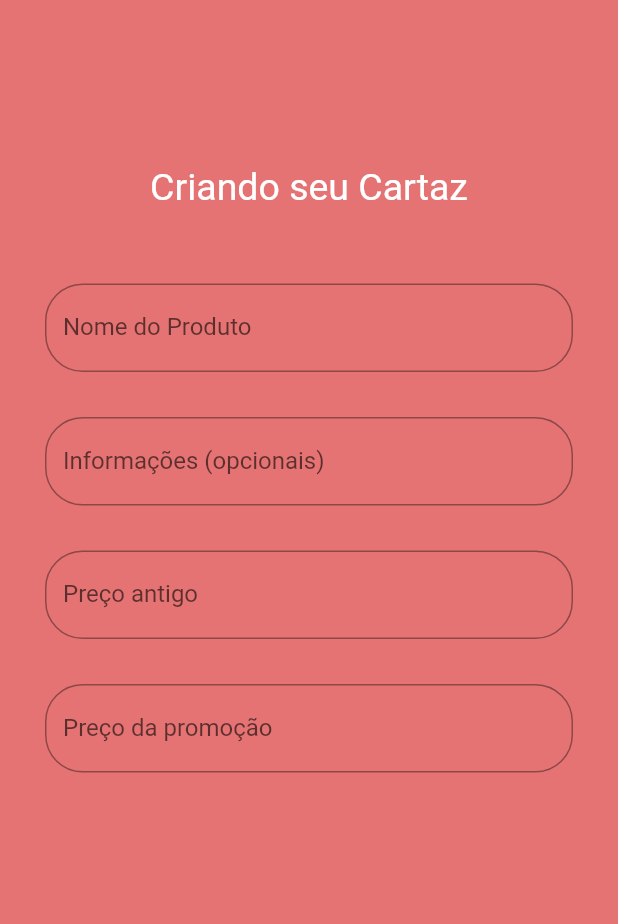
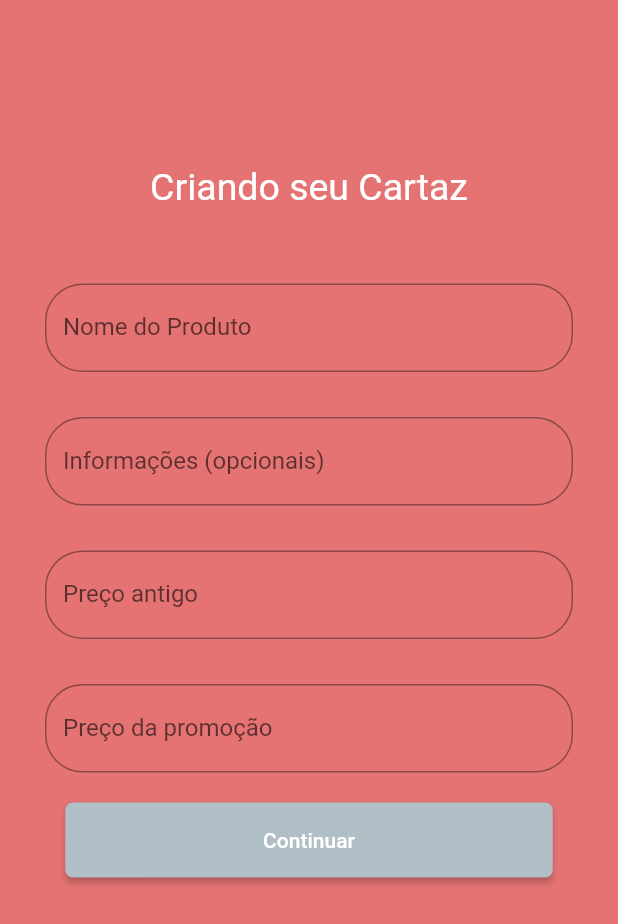
Before and after one commit to matheusplannerer/ofertas, a Flutter app: the DadosCartaz screen opened directly, on a phone screen of 412 x 824 dp. Shown: the top 924 px of the screen. Run offline on Flutter 3.47's test engine with Material 2 defaults, Android fonts, the phone set to English and light mode, and no system bars; our stand-ins replace cloud_firestore, datetime_picker_formfield, firebase_auth, firebase_storage, image_picker; missing offline and left inert: load; accounts and stored records are empty.

Commit message:
OOOO MAN cartaz pronto
Fizemos o cartaz, falta deixar ele bonito

```diff
--- a/lib/main.dart
+++ b/lib/main.dart
@@ -12,6 +12,8 @@ import 'package:ofertas/teste.dart';
 import 'package:provider/provider.dart';
 import 'package:firebase_storage/firebase_storage.dart';
 import 'package:image_picker/image_picker.dart';
+import 'package:ofertas/models/descrição_cartaz.dart';
+
 
 void main() => runApp(
       ChangeNotifierProvider<Global>(
@@ -37,7 +39,7 @@ class MyApp extends StatelessWidget {
             height: 50.0,
             buttonColor: Colors.blueGrey[300]),
       ),
-      home: CartazPage(),
+      home: DadosCartaz(),
     );
   }
 }
--- a/lib/models/descrição_cartaz.dart
+++ b/lib/models/descrição_cartaz.dart
@@ -1,82 +1,122 @@
 import 'package:flutter/material.dart';
-import 'package:ofertas/CA001.dart';
+import 'cartaz.dart';
 
-class DadosCartaz extends StatefulWidget
-{
+class DadosCartaz extends StatefulWidget {
   _DadosCartazState createState() => _DadosCartazState();
 }
 
-class _DadosCartazState extends State<DadosCartaz>
-{
+class _DadosCartazState extends State<DadosCartaz> {
+  var formKey = GlobalKey<FormState>();
+  String nomeproduto = "";
+  String informacoes = "";
+  String precoantigo = "";
+  String preconovo = "";
+
   @override
   Widget build(BuildContext context) {
-    // TODO: implement build
     return Scaffold(
       body: Container(
         padding: const EdgeInsets.all(30.0),
         color: Colors.red[300],
         child: Container(
           child: ListView(
-
-          children: <Widget>[Column(
             children: <Widget>[
-
-               Padding(padding: EdgeInsets.only(top: 80.0),
+              Column(
+                children: <Widget>[
+                  Padding(
+                    padding: EdgeInsets.only(top: 80.0),
                   ),
                   Text('Criando seu Cartaz',
                       style: TextStyle(color: Colors.white, fontSize: 25.0)),
-               Padding( padding: EdgeInsets.only(top: 50.0),),
+                  Padding(
+                    padding: EdgeInsets.only(top: 50.0),
+                  ),
+                  Form(
+                    key: formKey,
+                    child: Column(
+                      children: <Widget>[
                         TextFormField(
-
+                          onSaved: (String value) {
+                            nomeproduto = value;
+                          },
                           decoration: InputDecoration(
                             labelText: "Nome do Produto",
                             fillColor: Colors.white,
                             border: OutlineInputBorder(
                                 borderRadius: BorderRadius.circular(25.0),
-                     borderSide: BorderSide()
+                                borderSide: BorderSide()),
                           ),
                         ),
-                 onSaved: (String value){
-
-                 } ,
-
+                        Padding(
+                          padding: EdgeInsets.only(top: 30.0),
                         ),
-                Padding( padding: EdgeInsets.only(top: 30.0),),
                         TextFormField(
+                          onSaved: (String value) {
+                            informacoes = value;
+                            print(informacoes);
+                          },
                           decoration: InputDecoration(
                             labelText: "Informações (opcionais)",
                             fillColor: Colors.white,
                             border: OutlineInputBorder(
                                 borderRadius: BorderRadius.circular(25.0),
-                     borderSide: BorderSide()
+                                borderSide: BorderSide()),
                           ),
                         ),
+                        Padding(
+                          padding: EdgeInsets.only(top: 30.0),
                         ),
-                Padding( padding: EdgeInsets.only(top: 30.0),),
                         TextFormField(
+                          onSaved: (String value) {
+                            precoantigo = value;
+                          },
                           decoration: InputDecoration(
                             labelText: "Preço antigo",
                             fillColor: Colors.white,
                             border: OutlineInputBorder(
                                 borderRadius: BorderRadius.circular(25.0),
-                     borderSide: BorderSide()
+                                borderSide: BorderSide()),
                           ),
                         ),
+                        Padding(
+                          padding: EdgeInsets.only(top: 30.0),
                         ),
-                Padding( padding: EdgeInsets.only(top: 30.0),),
                         TextFormField(
+                          onSaved: (String value) {
+                            preconovo = value;
+                          },
                           decoration: InputDecoration(
                             labelText: "Preço da promoção",
                             fillColor: Colors.white,
                             border: OutlineInputBorder(
                                 borderRadius: BorderRadius.circular(25.0),
-                     borderSide: BorderSide()
+                                borderSide: BorderSide()),
                           ),
                         ),
+                      ],
                     ),
-
+                  ),
+                  SizedBox(
+                    height: 20.0,
+                  ),
+                  RaisedButton(
+                      child: Text('Continuar'),
+                      color: Colors.blueGrey[200],
+                      textColor: Colors.white,
+                      onPressed: () {
+                        formKey.currentState.save();
+                        print(nomeproduto);
+                        print(informacoes);
+                        print(precoantigo);
+                        print(preconovo);
+                         Navigator.of(context)
+                            .push(MaterialPageRoute(builder: (context) {
+                          return CartazPage(nomeproduto,informacoes,precoantigo,preconovo);
+                        }));
+                      }),
                 ],
-           ),],
+              ),
+            ],
           ),
         ),
       ),
```
Also changed, not shown: lib/models/cartaz.dart (+37 -12 lines). Lines whose indentation alone changed are shown as unchanged.
